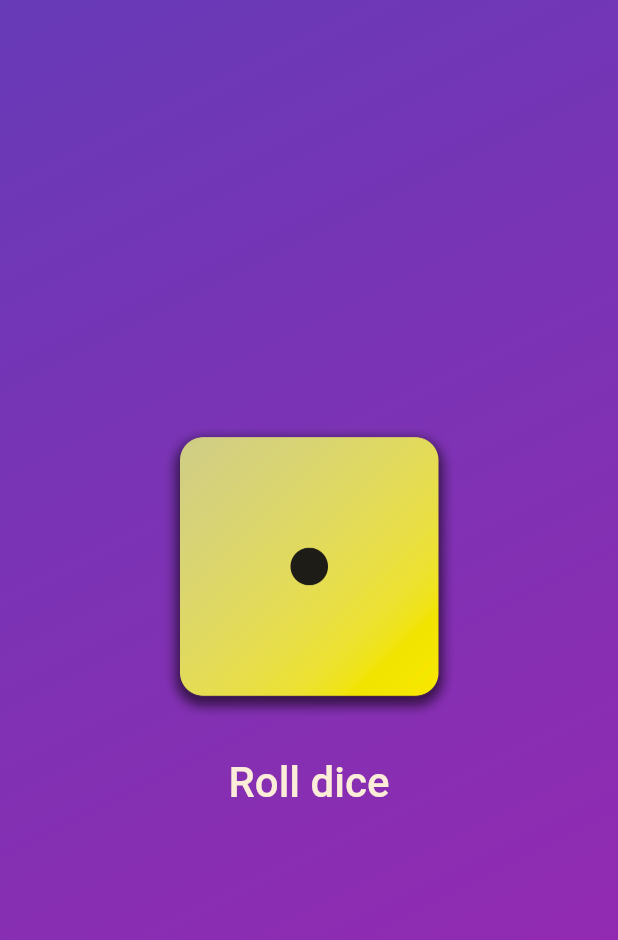
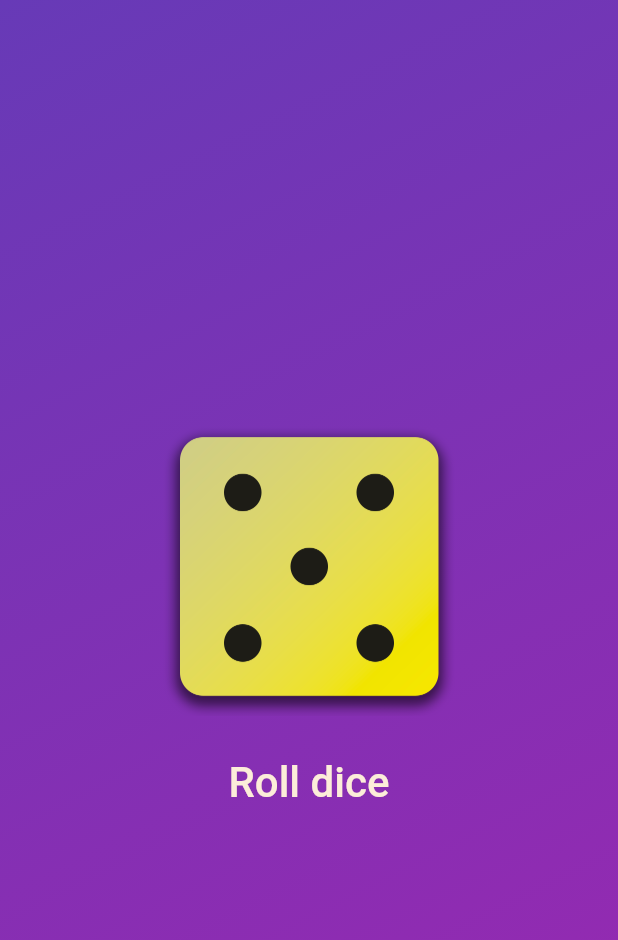
Before and after one commit to meeron/flutter-demo-app, a Flutter app: the screen it shows after launch, after a tap on "Roll dice", on a phone screen of 412 x 824 dp. Shown: the top 940 px of the screen. Run offline on Flutter 3.47's test engine with Material 2 defaults, Android fonts, the phone set to English and light mode, and no system bars.

Commit message:
Roll dice

```diff
--- /dev/null
+++ b/roll_dice/lib/dice.dart
@@ -0,0 +1,40 @@
+import 'package:flutter/material.dart';
+import 'package:roll_dice/home_text.dart';
+import 'dart:math';
+
+class Dice extends StatefulWidget {
+  const Dice({super.key});
+
+  @override
+  State<Dice> createState() {
+    return _DiceState();
+  }
+}
+
+class _DiceState extends State<Dice> {
+  var number = 1;
+
+  @override
+  Widget build(BuildContext context) {
+    return Column(
+      mainAxisSize: MainAxisSize.min,
+      children: [
+        Image.asset(
+          'assets/images/dice-$number.png',
+          width: 200,
+        ),
+        const SizedBox(height: 20),
+        TextButton(
+          onPressed: rollDice,
+          child: const HomeText('Roll dice'),
+        )
+      ],
+    );
+  }
+
+  rollDice() {
+    setState(() {
+      number = Random().nextInt(6) + 1;
+    });
+  }
+}
--- a/roll_dice/lib/home.dart
+++ b/roll_dice/lib/home.dart
@@ -1,6 +1,6 @@
 import 'package:flutter/material.dart';
+import 'package:roll_dice/dice.dart';
 import 'package:roll_dice/gradient_decoration.dart';
-import 'package:roll_dice/home_text.dart';
 
 class Home extends StatelessWidget {
   const Home({super.key});
@@ -10,25 +10,10 @@ class Home extends StatelessWidget {
     return Scaffold(
       body: Container(
         decoration: GradientDecoration(Colors.deepPurple, Colors.purple),
-        child: Center(
-          child: Column(
-            mainAxisSize: MainAxisSize.min,
-            children: [
-              Image.asset(
-                'assets/images/dice-1.png',
-                width: 200,
-              ),
-              const SizedBox(height: 20),
-              TextButton(
-                onPressed: rollDice,
-                child: const HomeText('Roll dice'),
-              )
-            ],
-          ),
+        child: const Center(
+          child: Dice(),
         ),
       ),
     );
   }
-
-  rollDice() {}
 }
```
